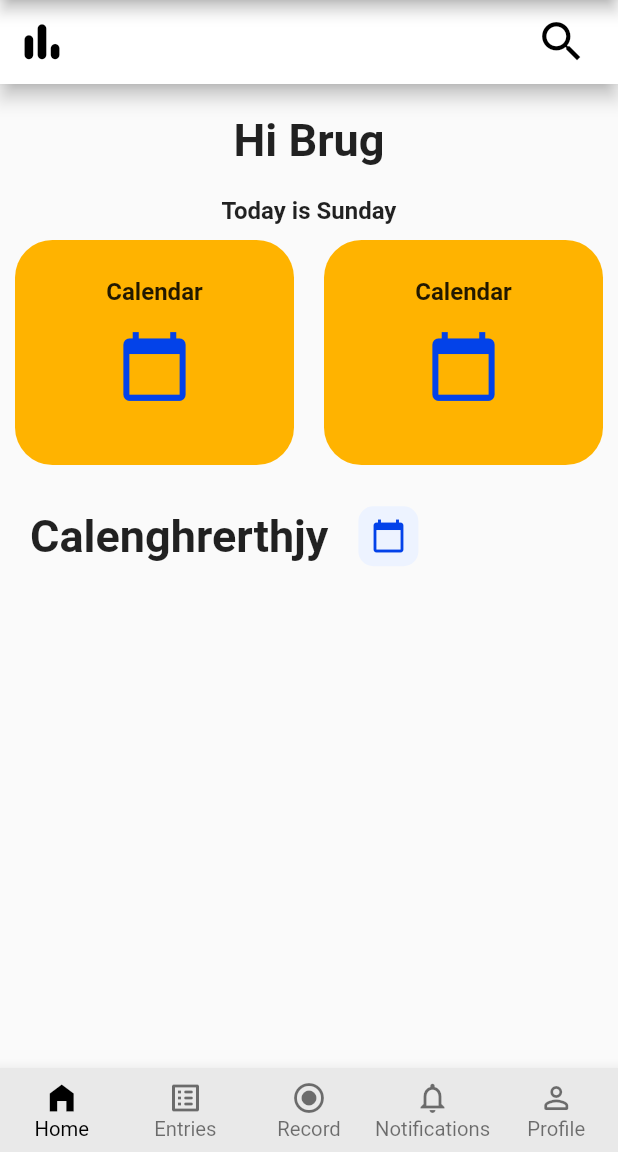
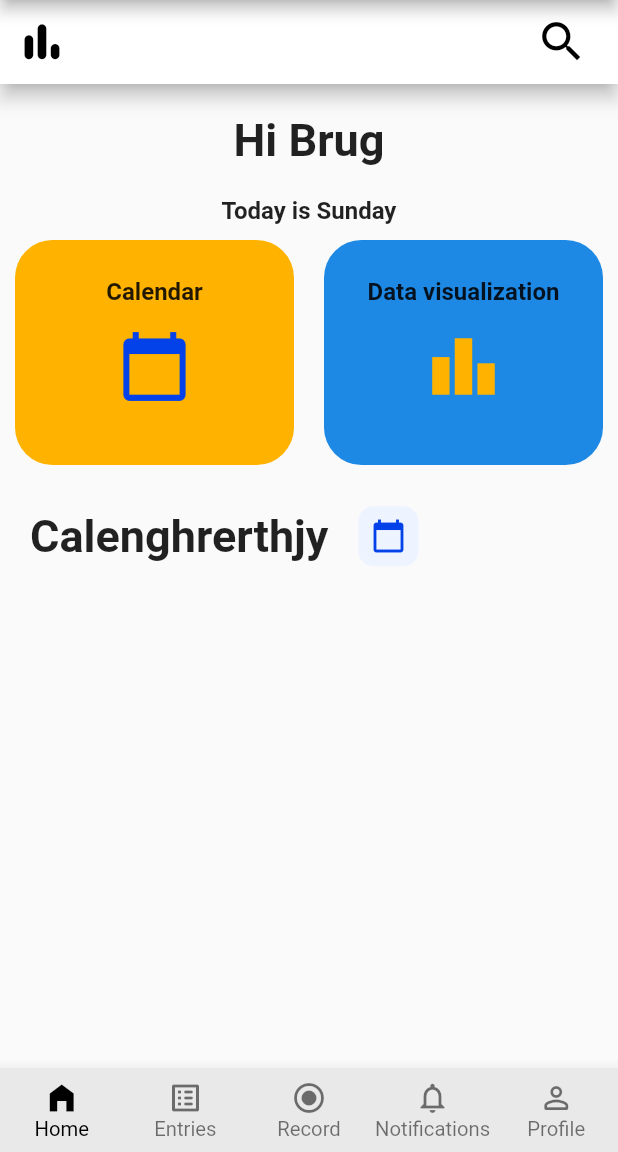
Before and after one commit to shmaiii/epilog-ubclaunchpad, a Flutter app: the screen it shows after launch, on a phone screen of 412 x 824 dp, the part 84-1236 px from its top. Run offline on Flutter 3.47's test engine with Material 2 defaults, Android fonts, the phone set to English and light mode, and no system bars.

Commit message:
implements data visualization

```diff
--- a/client/lib/HomeScreen.dart
+++ b/client/lib/HomeScreen.dart
@@ -49,10 +49,26 @@ class _HomeState extends State<HomeScreen> {
             children: [
               Expanded (
               //start of component
-              child: CalendarComponent(),
+              child: CalendarComponent(
+                  (Colors.amber[600])!,
+                  "Calendar",
+                  Icon(
+                            Icons.calendar_today,
+                            color: Color(0XFF0342E9),
+                            size: 50,
+                        )
+                ),
               ),
               Expanded (
-              child: CalendarComponent(),
+              child: CalendarComponent(
+                  (Colors.blue[600])!,
+                  "Data visualization",
+                  Icon(
+                            Icons.leaderboard,
+                            color: (Colors.amber[600])!,
+                            size: 50,
+                        )
+                ),
               ),
             ]
           ),
--- a/client/lib/calendar_container.dart
+++ b/client/lib/calendar_container.dart
@@ -1,6 +1,13 @@
 import 'package:flutter/material.dart';
 
 class CalendarComponent extends StatelessWidget {
+    CalendarComponent(
+        this.color, this.text, this.child
+    );
+    final Color color;
+    final String text;
+    final Widget child;
+
     @override
     Widget build (BuildContext context) {
     return InkWell(
@@ -9,7 +16,7 @@ class CalendarComponent extends StatelessWidget {
             width: 150,
             height: 150,
             decoration: BoxDecoration(
-                color: Colors.amber[600],
+                color: color,
                 borderRadius: BorderRadius.all(Radius.circular(25))
             ),
             child: FractionallySizedBox(
@@ -19,17 +26,13 @@ class CalendarComponent extends StatelessWidget {
                     children: [Padding(
                         padding: EdgeInsets.all(10),
                         child: Text(
-                            "Calendar",
+                            text,
                             style: TextStyle(fontWeight: FontWeight.w600, fontSize: 16.0),
                         ),
                     ),
                     Padding(
                         padding: EdgeInsets.all(5),
-                        child: Icon(
-                            Icons.calendar_today,
-                            color: Color(0XFF0342E9),
-                            size: 50,
-                        )
+                        child: child
                     )]
                 ),
             )),
```
